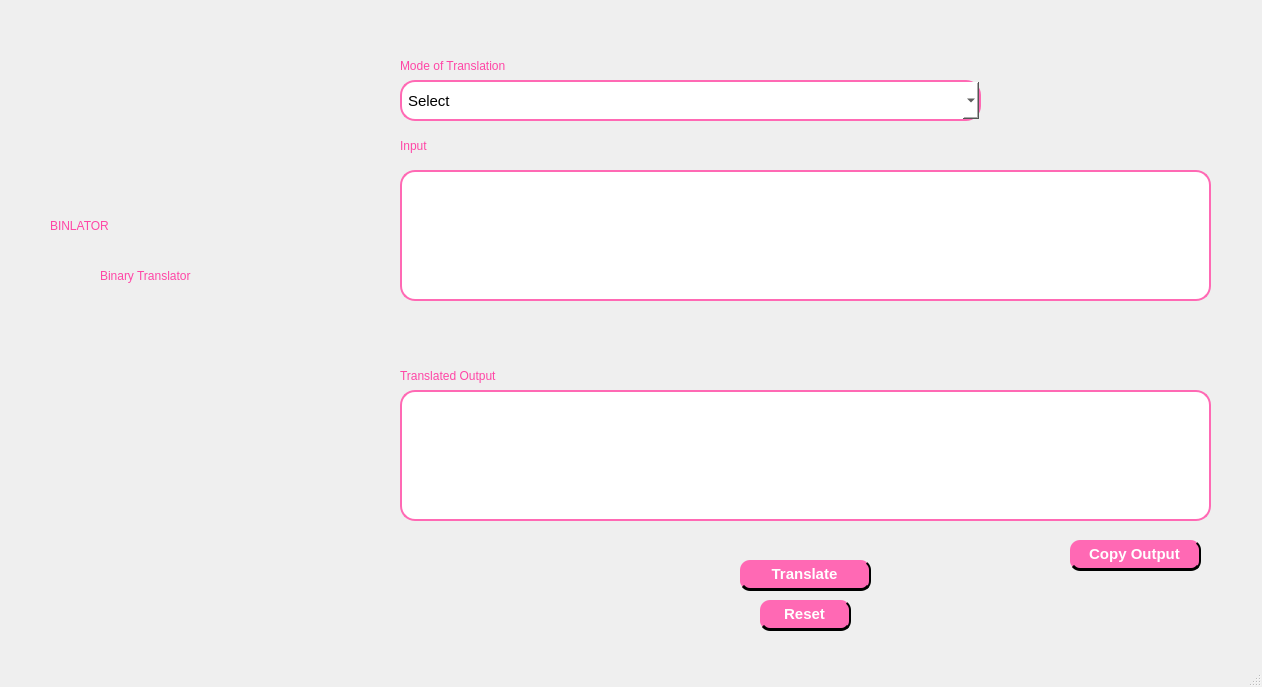
First picture: the form in BIN UI.ui, repository bryanjosefsarmiento-sudo/BINLATOR-GRP4, before the edit.
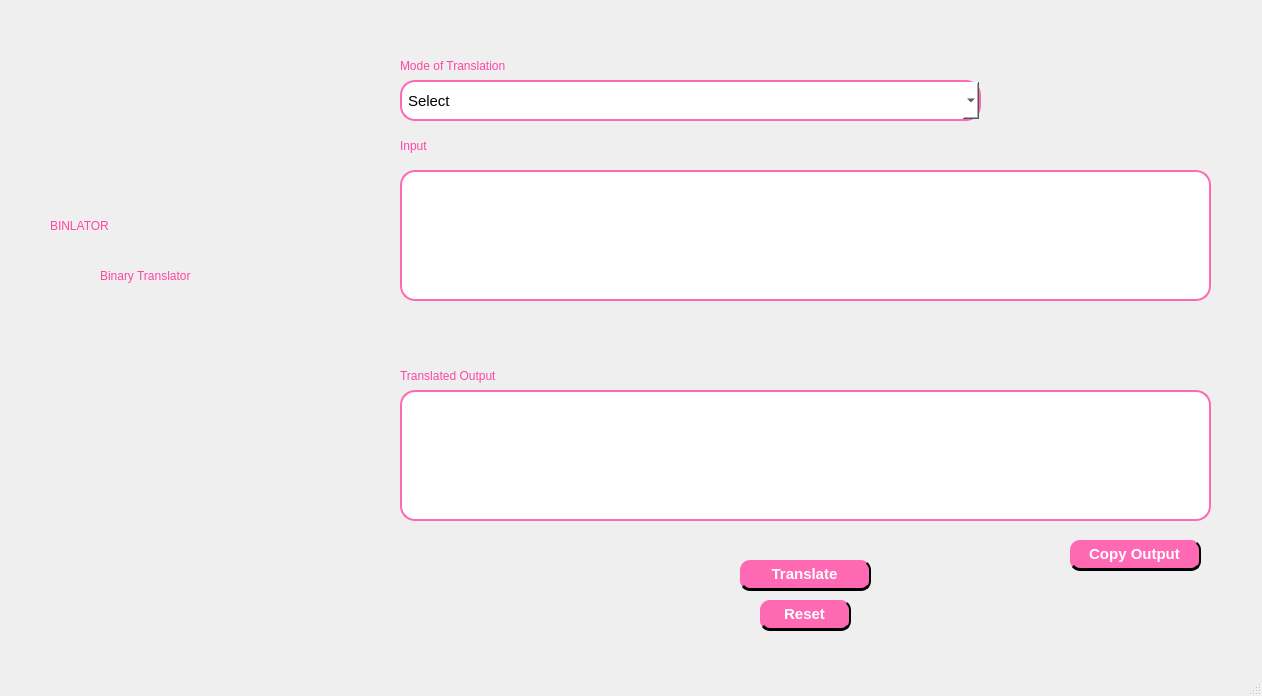
Second picture: the form after the edit.

```diff
--- a/BIN UI.ui
+++ b/BIN UI.ui
@@ -7,7 +7,7 @@
     <x>0</x>
     <y>0</y>
     <width>1262</width>
-    <height>687</height>
+    <height>696</height>
    </rect>
   </property>
   <property name="windowTitle">
```
Left out of the diff: 4 changed lines with no effect on the pictures.
